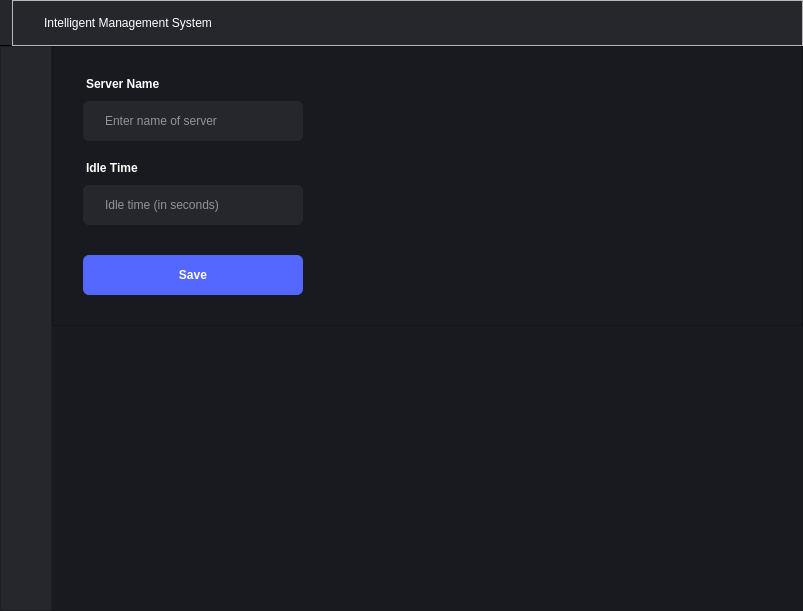
First picture: the form in main.ui, repository thebadsektor/intelligent_management_system, before the edit.
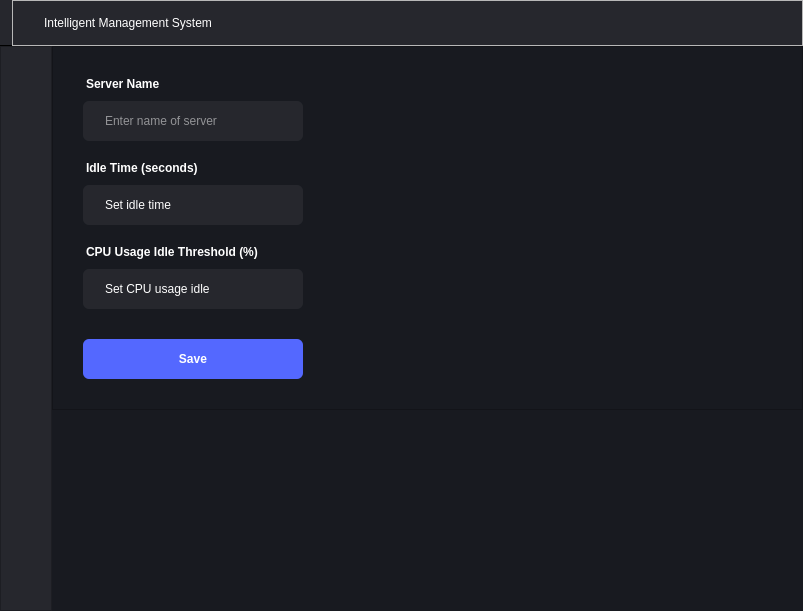
Second picture: the form after the edit. The open tabs and pages were chosen to show the change. Icons and pictures are not drawn.

Commit message: added cpu usage idle threshold in settings

Diff of the .ui file:
```diff
--- a/main.ui
+++ b/main.ui
@@ -1536,7 +1536,7 @@
 margin-bottom: 10px;</string>
                  </property>
                  <property name="text">
-                  <string>Idle Time</string>
+                  <string>Idle Time (seconds)</string>
                  </property>
                 </widget>
                </item>
@@ -1559,17 +1559,60 @@
 	font-weight: 400;
 	color: white;
 	
-	margin-bottom: 30px;
+	margin-bottom: 20px;
 }</string>
                  </property>
                  <property name="text">
-                  <string/>
+                  <string>Set idle time</string>
                  </property>
                  <property name="placeholderText">
                   <string>Idle time (in seconds)</string>
                  </property>
                 </widget>
                </item>
+               <item>
+                <widget class="QLabel" name="label_3">
+                 <property name="styleSheet">
+                  <string notr="true">font-family: &quot;Segoe UI&quot;, sans-serif;
+font-size: 12px;
+font-weight: 500;
+color: white;
+background-color: transparent;
+text-align: left;
+margin-bottom: 10px;</string>
+                 </property>
+                 <property name="text">
+                  <string>CPU Usage Idle Threshold (%)</string>
+                 </property>
+                </widget>
+               </item>
+               <item>
+                <widget class="QLineEdit" name="txtCpuUsageIdleThreshold">
+                 <property name="styleSheet">
+                  <string notr="true">QLineEdit {
+	background-color: #26272D;
+	border-radius: 6px;
+	padding-left: 20px;
+	padding-right: 20px;
+	
+	min-height: 40px;
+	max-height: 40px;
+
+	max-width: 180px;
+	
+	font-family: &quot;Segoe UI&quot;, sans-serif;
+	font-size: 12px;
+	font-weight: 400;
+	color: white;
+	
+	margin-bottom: 30px;
+}</string>
+                 </property>
+                 <property name="text">
+                  <string>Set CPU usage idle</string>
+                 </property>
+                </widget>
+               </item>
                <item>
                 <widget class="QPushButton" name="btnSave">
                  <property name="cursor">
```
The commit also changes 4 other files.
